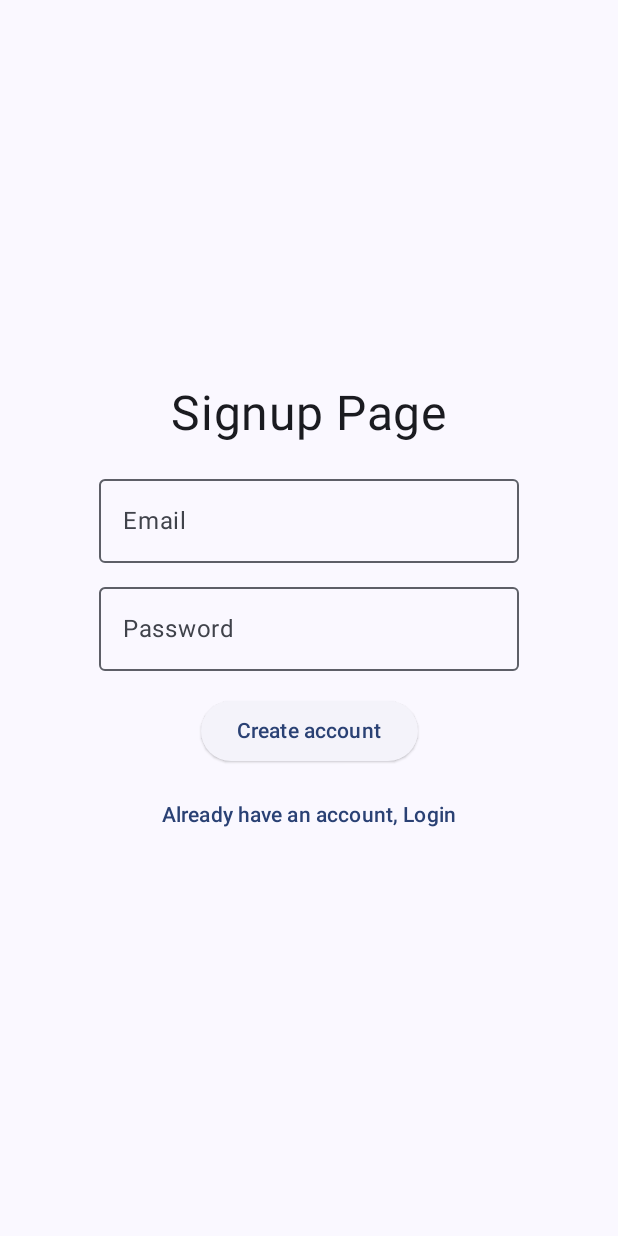
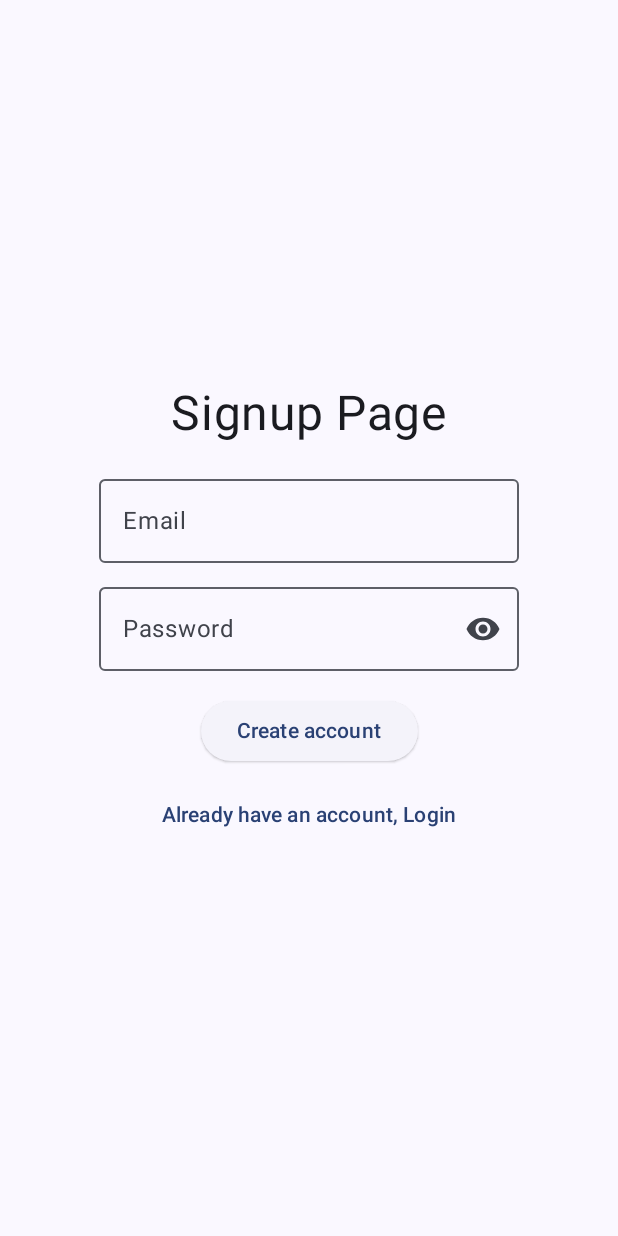
Before and after one commit to himikko1/Eksamens_Zitkova, an Android app built with Jetpack Compose: the screen it shows after launch (MainActivity), after a tap on "Dont have an account, Signup", on a phone screen of 412 x 824 dp. Run offline under Robolectric (Android 15) with nearby library versions, the phone set to English and light mode, and no system bars; our stand-ins replace Firebase (no records; nobody signed in at launch, a user with empty details on screens opened directly), livedata-compose.

Commit message:
SignuoPage izveidoju, lai lietotājs varētu paslēpt parole

```diff
--- a/app/src/main/java/com/example/myapplication/pages/SignupPage.kt
+++ b/app/src/main/java/com/example/myapplication/pages/SignupPage.kt
@@ -25,6 +25,13 @@ import androidx.compose.ui.unit.sp
 import androidx.navigation.NavController
 import com.example.myapplication.AuthViewModel
 import java.lang.reflect.Modifier
+import androidx.compose.material.icons.Icons
+import androidx.compose.material.icons.filled.Visibility
+import androidx.compose.material.icons.filled.VisibilityOff
+import androidx.compose.material3.IconButton
+import androidx.compose.material3.Icon
+import androidx.compose.ui.text.input.PasswordVisualTransformation
+import androidx.compose.ui.text.input.VisualTransformation
 
 @Composable
 fun SignupPage(
@@ -39,6 +46,7 @@ fun SignupPage(
     var password by remember {
         mutableStateOf("")
     }
+    var passwordVisible by remember { mutableStateOf(false) }
 
     val authState = authViewModel.authState.observeAsState()
     val context = LocalContext.current
@@ -73,11 +81,16 @@ fun SignupPage(
         Spacer(modifier = androidx.compose.ui.Modifier.height(8.dp))
         OutlinedTextField(
             value = password,
-            onValueChange = {
-                password = it
-            },
-            label = {
-                Text(text = "Password")
+            onValueChange = { password = it },
+            label = { Text(text = "Password") },
+            visualTransformation = if (passwordVisible) VisualTransformation.None else PasswordVisualTransformation(),
+            trailingIcon = {
+                IconButton(onClick = { passwordVisible = !passwordVisible }) {
+                    Icon(
+                        imageVector = if (passwordVisible) Icons.Default.VisibilityOff else Icons.Default.Visibility,
+                        contentDescription = if (passwordVisible) "Hide password" else "Show password"
+                    )
+                }
             }
         )
 
```
